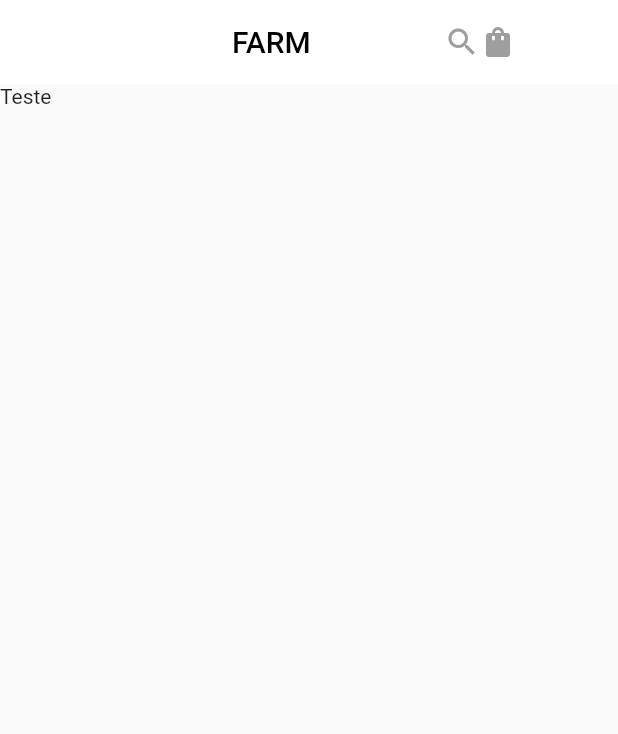
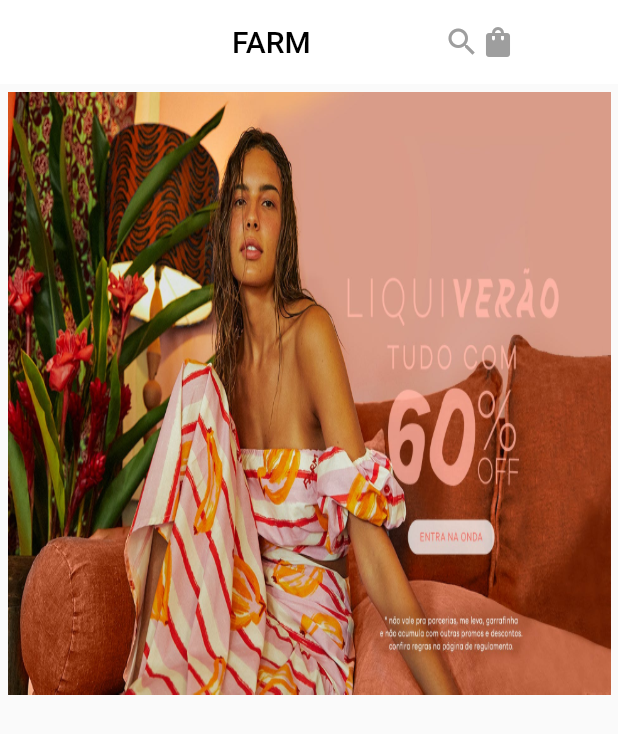
Before and after one commit to lucasaclima03/farm, a Flutter app: the screen it shows after launch, on a phone screen of 412 x 824 dp. Shown: the top 734 px of the screen. Run offline on Flutter 3.47's test engine with Material 2 defaults, Android fonts, the phone set to English and light mode, and no system bars.

Commit message:
criação do header modal

```diff
--- /dev/null
+++ b/lib/models/itens.dart
@@ -0,0 +1,40 @@
+class Item {
+  final int id;
+  final double price;
+  final String title, poster;
+  final List<Map> images;
+
+  Item(
+      {required this.poster,
+      required this.id,
+      required this.price,
+      required this.images,
+      required this.title});
+}
+
+List<Item> itens = [
+  Item(
+      id: 1,
+      title: 'saia veludo doce fauna',
+      poster: 'assets/images/capa1.jpg',
+      images: [
+        {
+          "image1": 'assets/images/saia1.jpg',
+          "image2": 'assets/images/saia2.jpg',
+          "image3": 'assets/images/saia2.jpg'
+        }
+      ],
+      price: 143.60),
+  Item(
+      id: 2,
+      title: 'saia veludo doce fauna',
+      poster: 'assets/images/capa2.jpg',
+      images: [
+        {
+          "image1": 'assets/images/saia1.jpg',
+          "image2": 'assets/images/saia2.jpg',
+          "image3": 'assets/images/saia2.jpg'
+        }
+      ],
+      price: 143.60),
+];
--- /dev/null
+++ b/lib/pages/components/body.dart
@@ -0,0 +1,15 @@
+import 'package:farm/models/itens.dart';
+import 'package:flutter/material.dart';
+
+import 'header_modal.dart';
+
+class Body extends StatelessWidget {
+  const Body({Key? key}) : super(key: key);
+
+  @override
+  Widget build(BuildContext context) {
+    return Column(
+      children: const [HeaderModal()],
+    );
+  }
+}
--- /dev/null
+++ b/lib/pages/components/header_modal.dart
@@ -0,0 +1,66 @@
+import 'package:farm/models/itens.dart';
+import 'package:flutter/material.dart';
+
+class HeaderModal extends StatefulWidget {
+  const HeaderModal({Key? key}) : super(key: key);
+
+  @override
+  _HeaderModalState createState() => _HeaderModalState();
+}
+
+class _HeaderModalState extends State<HeaderModal> {
+  late PageController _pageController;
+  int initialPage = 1;
+
+  @override
+  void initState() {
+    super.initState();
+    _pageController = PageController();
+  }
+
+  @override
+  void dispose() {
+    super.dispose();
+    _pageController.dispose();
+  }
+
+  @override
+  Widget build(BuildContext context) {
+    return Padding(
+      padding: EdgeInsets.all(5),
+      child: AspectRatio(
+        aspectRatio: 1,
+        child: PageView.builder(
+            itemCount: itens.length,
+            itemBuilder: (context, index) => ItemCard(
+                  item: itens[index],
+                )),
+      ),
+    );
+  }
+}
+
+class ItemCard extends StatelessWidget {
+  final Item item;
+  const ItemCard({
+    Key? key,
+    required this.item,
+  }) : super(key: key);
+
+  @override
+  Widget build(BuildContext context) {
+    return Column(
+      children: [
+        Expanded(
+            child: Container(
+          decoration: BoxDecoration(
+            image: DecorationImage(
+              fit: BoxFit.fill,
+              image: AssetImage(item.poster),
+            ),
+          ),
+        ))
+      ],
+    );
+  }
+}
--- a/lib/pages/home_page.dart
+++ b/lib/pages/home_page.dart
@@ -1,4 +1,7 @@
+import 'package:farm/models/itens.dart';
 import 'package:flutter/material.dart';
+
+import 'components/body.dart';
 
 class HomePage extends StatelessWidget {
   const HomePage({Key? key}) : super(key: key);
@@ -28,15 +31,6 @@ class HomePage extends StatelessWidget {
             ),
           ),
         ),
-      body: Container(
-        child: Column(
-          children: [
-            Container(
-              child: Text('Teste'),
-            )
-          ],
-        ),
-      ),
-    );
+        body: Body());
   }
 }
```
Also changed, not shown: pubspec.yaml (+3 -33 lines). Lines whose indentation alone changed are shown as unchanged.
